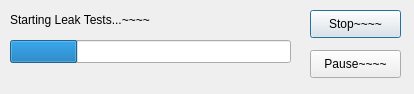
This is Leaks/LeakDialogQtUi/progressdialog.ui in marcusolini/Academics as Qt 5 draws it before an edit. The edited form follows.
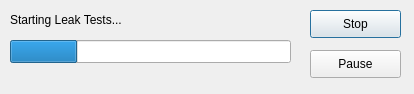
This is the edited form.

Commit message: Leaks: Qt Gui: Added Handle leak for Windows build.

The edit to the form file:
```diff
--- a/Leaks/LeakDialogQtUi/progressdialog.ui
+++ b/Leaks/LeakDialogQtUi/progressdialog.ui
@@ -26,7 +26,7 @@
     </rect>
    </property>
    <property name="text">
-    <string>Starting Leak Tests...~~~~</string>
+    <string>Starting Leak Tests...</string>
    </property>
   </widget>
   <widget class="QProgressBar" name="RunTestsProgressBar">
@@ -55,7 +55,7 @@
     </rect>
    </property>
    <property name="text">
-    <string>Stop~~~~</string>
+    <string>Stop</string>
    </property>
   </widget>
   <widget class="QPushButton" name="PausePushButton">
@@ -68,7 +68,7 @@
     </rect>
    </property>
    <property name="text">
-    <string>Pause~~~~</string>
+    <string>Pause</string>
    </property>
   </widget>
  </widget>
```
Left out of the diff: 2 changed lines with no effect on the pictures. The commit also changes 15 other files.
